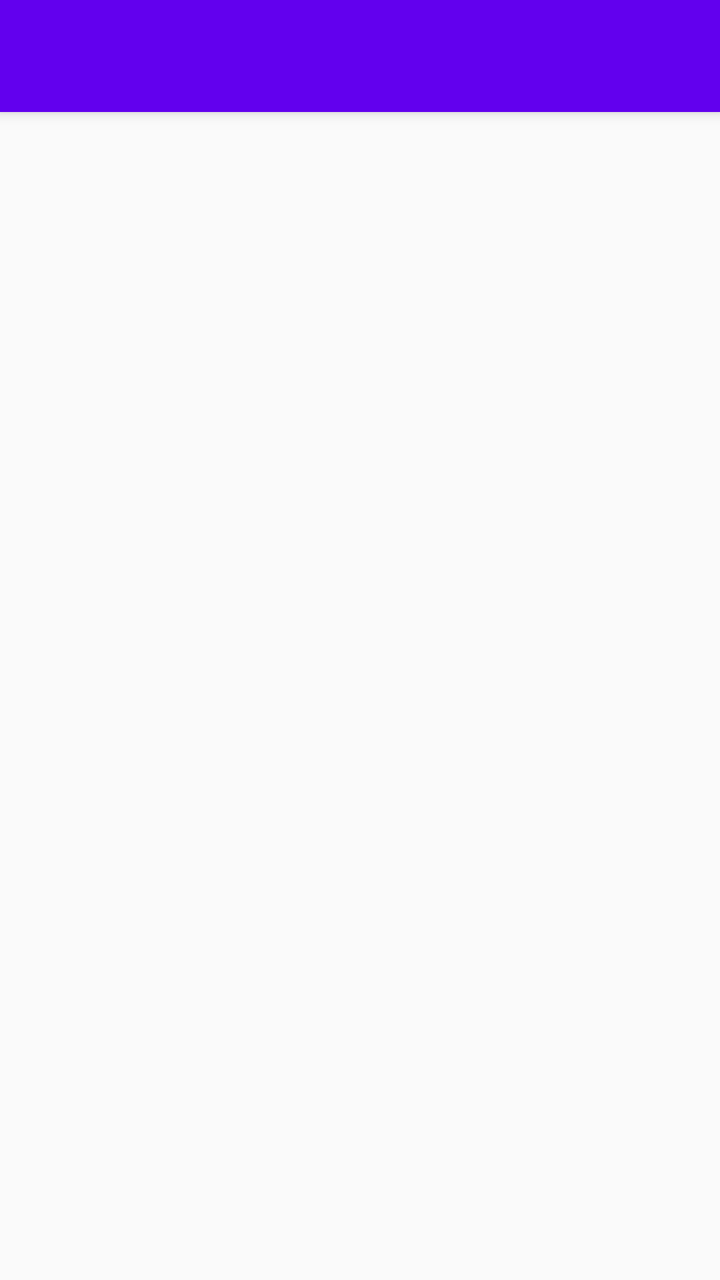
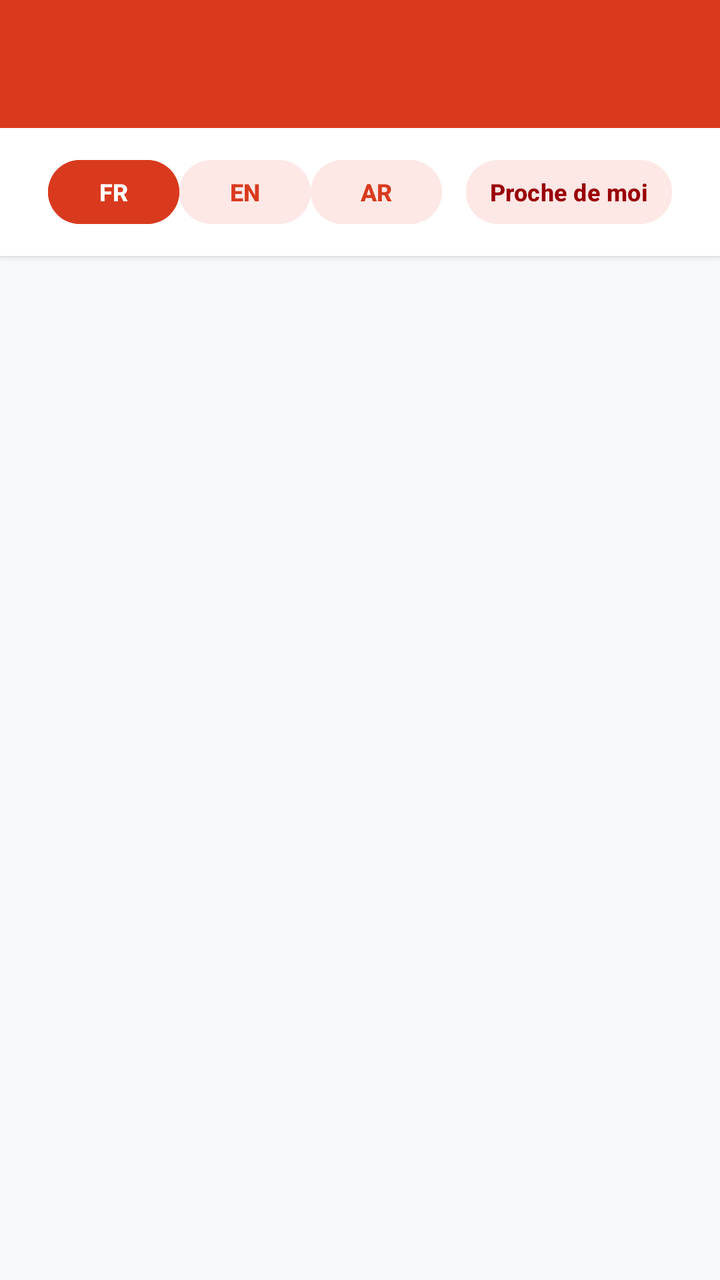

An Android layout rendered at two revisions. The XML below is the earlier revision; the diff shows what the commit changed to produce the second picture.
<!-- AndroidManifest.xml: application theme Theme.TunisiaGuide -->
<!-- res/layout/activity_main.xml -->
<?xml version="1.0" encoding="utf-8"?>
<LinearLayout xmlns:android="http://schemas.android.com/apk/res/android"
    android:layout_width="match_parent"
    android:layout_height="match_parent"
    android:orientation="vertical">

    <androidx.appcompat.widget.Toolbar
        android:id="@+id/toolbar"
        android:layout_width="match_parent"
        android:layout_height="?attr/actionBarSize"
        android:background="?attr/colorPrimary"
        android:elevation="4dp"
        android:theme="@style/ThemeOverlay.AppCompat.Dark.ActionBar" />

    <androidx.recyclerview.widget.RecyclerView
        android:id="@+id/recyclerView"
        android:layout_width="match_parent"
        android:layout_height="match_parent"
        android:clipToPadding="false"
        android:padding="8dp" />

</LinearLayout>
<!-- resources referenced by this layout -->
<resources>
  <style name="Theme.TunisiaGuide" parent="Theme.AppCompat.DayNight.NoActionBar">
          <item name="colorPrimary">@color/purple_500</item>
          <item name="colorPrimaryDark">@color/purple_700</item>
          <item name="colorAccent">@color/teal_200</item>
      </style>
  <color name="purple_500">#FF6200EE</color>
  <color name="purple_700">#FF3700B3</color>
  <color name="teal_200">#FF03DAC5</color>
</resources>

<!-- the commit's change to res/layout/activity_main.xml (unified diff, before → after) -->
@@ -1,22 +1,111 @@
 <?xml version="1.0" encoding="utf-8"?>
 <LinearLayout xmlns:android="http://schemas.android.com/apk/res/android"
+    xmlns:app="http://schemas.android.com/apk/res-auto"
     android:layout_width="match_parent"
     android:layout_height="match_parent"
+    android:background="@color/sand_background"
     android:orientation="vertical">
 
     <androidx.appcompat.widget.Toolbar
         android:id="@+id/toolbar"
         android:layout_width="match_parent"
         android:layout_height="?attr/actionBarSize"
-        android:background="?attr/colorPrimary"
+        android:background="@color/tunisian_primary"
         android:elevation="4dp"
-        android:theme="@style/ThemeOverlay.AppCompat.Dark.ActionBar" />
+        android:theme="@style/ThemeOverlay.AppCompat.Dark.ActionBar">
+
+        <ImageButton
+            android:id="@+id/btnMainThemeToggle"
+            android:layout_width="48dp"
+            android:layout_height="48dp"
+            android:layout_gravity="end"
+            android:layout_marginEnd="8dp"
+            android:background="?attr/selectableItemBackgroundBorderless"
+            android:contentDescription="Passer en mode sombre"
+            android:src="@drawable/ic_dark_mode"
+            app:tint="@color/white" />
+    </androidx.appcompat.widget.Toolbar>
+
+    
+    <LinearLayout
+        android:layout_width="match_parent"
+        android:layout_height="wrap_content"
+        android:background="@color/card_background"
+        android:elevation="2dp"
+        android:gravity="center_vertical"
+        android:orientation="horizontal"
+        android:paddingHorizontal="24dp"
+        android:paddingVertical="12dp">
+
+        
+        <LinearLayout
+            android:layout_width="0dp"
+            android:layout_height="wrap_content"
+            android:layout_weight="1"
+            android:background="@color/card_background"
+            android:orientation="horizontal">
+
+            <Button
+                android:id="@+id/btnFr"
+                android:layout_width="0dp"
+                android:layout_height="40dp"
+                android:layout_weight="1"
+                android:backgroundTint="@color/tunisian_primary"
+                android:text="FR"
+                android:textColor="@color/white"
+                android:textSize="12sp"
+                android:textStyle="bold" />
+
+            <Button
+                android:id="@+id/btnEn"
+                android:layout_width="0dp"
+                android:layout_height="40dp"
+                android:layout_weight="1"
+                android:backgroundTint="@color/tunisian_primary_light"
+                android:text="EN"
+                android:textColor="@color/tunisian_primary"
+                android:textSize="12sp"
+                android:textStyle="bold" />
+
+            <Button
+                android:id="@+id/btnAr"
+                android:layout_width="0dp"
+                android:layout_height="40dp"
+                android:layout_weight="1"
+                android:backgroundTint="@color/tunisian_primary_light"
+                android:text="AR"
+                android:textColor="@color/tunisian_primary"
+                android:textSize="12sp"
+                android:textStyle="bold" />
+        </LinearLayout>
+
+        <View
+            android:layout_width="12dp"
+            android:layout_height="match_parent" />
+
+        
+        <Button
+            android:id="@+id/btnNearby"
+            android:layout_width="wrap_content"
+            android:layout_height="40dp"
+            android:backgroundTint="@color/tunisian_primary_light"
+            android:drawableStart="@drawable/ic_location"
+            android:drawablePadding="6dp"
+            android:paddingHorizontal="12dp"
+            android:text="Proche de moi"
+            android:textAllCaps="false"
+            android:textColor="@color/tunisian_primary_dark"
+            android:textSize="12sp"
+            android:textStyle="bold" />
+
+    </LinearLayout>
 
     <androidx.recyclerview.widget.RecyclerView
         android:id="@+id/recyclerView"
         android:layout_width="match_parent"
         android:layout_height="match_parent"
+        android:background="@color/sand_background"
         android:clipToPadding="false"
-        android:padding="8dp" />
+        android:paddingVertical="8dp" />
 
 </LinearLayout>
<!-- resource entries referenced after the edit -->
@@ -1,12 +1,36 @@
 <!-- resources referenced by this layout -->
 <resources>
-  <style name="Theme.TunisiaGuide" parent="Theme.AppCompat.DayNight.NoActionBar">
-          <item name="colorPrimary">@color/purple_500</item>
-          <item name="colorPrimaryDark">@color/purple_700</item>
-          <item name="colorAccent">@color/teal_200</item>
+  <color name="card_background">#FFFFFF</color>
+  <color name="sand_background">#F7F9FC</color>
+  <color name="tunisian_primary">#D93A1E</color>
+  <color name="tunisian_primary_dark">#9A0007</color>
+  <color name="tunisian_primary_light">#FDE8E6</color>
+  <color name="white">#FFFFFF</color>
+  <!-- drawable ic_dark_mode (drawable) -->
+  <vector xmlns:android="http://schemas.android.com/apk/res/android"
+      android:width="24dp"
+      android:height="24dp"
+      android:viewportWidth="24"
+      android:viewportHeight="24">
+    <path
+        android:fillColor="@color/white"
+        android:path="M12,3c-4.97,0 -9,4.03 -9,9s4.03,9 9,9 9,-4.03 9,-9c0,-0.46 -0.04,-0.92 -0.1,-1.36 -0.98,1.37 -2.58,2.26 -4.4,2.26 -3.03,0 -5.5,-2.47 -5.5,-5.5 0,-1.82 0.89,-3.42 2.26,-4.4 -0.44,-0.06 -0.9,-0.1 -1.36,-0.1z"/>
+  </vector>
+  <!-- drawable ic_location (drawable) -->
+  <vector xmlns:android="http://schemas.android.com/apk/res/android"
+      android:width="24dp"
+      android:height="24dp"
+      android:viewportWidth="24"
+      android:viewportHeight="24">
+    <path
+        android:fillColor="@color/tunisian_primary"
+        android:path="M12,2C8.13,2 5,5.13 5,9c0,5.25 7,13 7,13s7,-7.75 7,-13c0,-3.87 -3.13,-7 -7,-7zM12,11.5c-1.38,0 -2.5,-1.12 -2.5,-2.5s1.12,-2.5 2.5,-2.5 2.5,1.12 2.5,2.5 -1.12,2.5 -2.5,2.5z"/>
+  </vector>
+  <style name="Theme.TunisiaGuide" parent="Theme.Material3.Light.NoActionBar">
+          <item name="colorPrimary">@color/tunisian_primary</item>
+          <item name="colorPrimaryDark">@color/tunisian_primary_dark</item>
+          <item name="colorSecondary">@color/tunisian_primary_light</item>
+          <item name="android:windowBackground">@color/sand_background</item>
       </style>
-  <color name="purple_500">#FF6200EE</color>
-  <color name="purple_700">#FF3700B3</color>
-  <color name="teal_200">#FF03DAC5</color>
 </resources>
 
